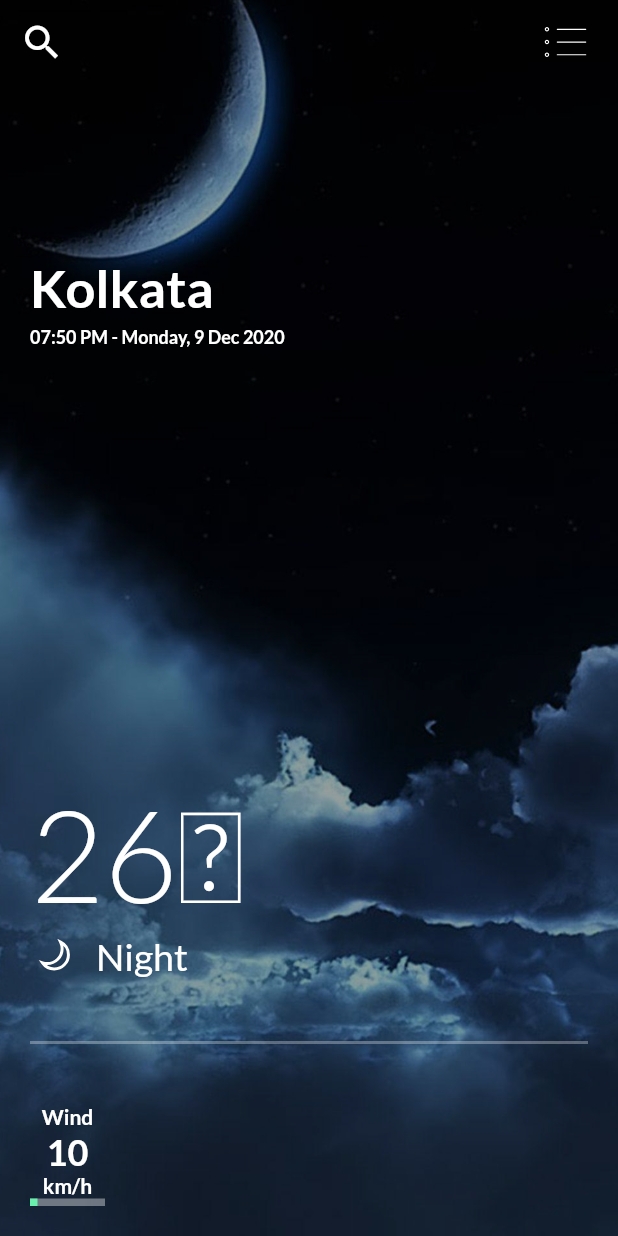
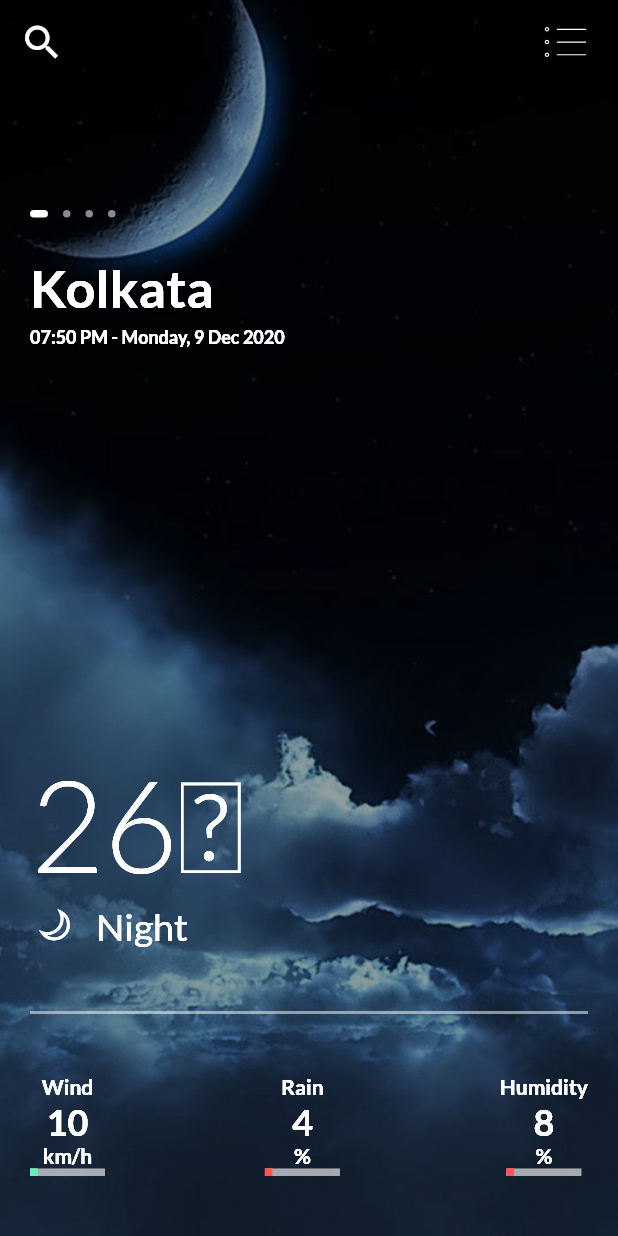
Before and after one commit to kunal0720/weather_app_UI, a Flutter app: the screen it shows after launch, on a phone screen of 412 x 824 dp. Run offline on Flutter 3.47's test engine with Material 2 defaults, Android fonts, the phone set to English and light mode, and no system bars; our stand-ins replace flutter_svg, google_fonts.

Commit message:
commiting some code

```diff
--- a/lib/models/weather_locations.dart
+++ b/lib/models/weather_locations.dart
@@ -0,0 +1,63 @@
+import 'package:flutter/material.dart';
+
+class WeatherLocation {
+  late final String city;
+  late final String dateTime;
+  late final String temperature;
+  late final String weatherType;
+  late final String iconUrl;
+  late final int wind;
+  late final int rain;
+  late final int humidity;
+
+  WeatherLocation({
+    required this.city,
+    required this.dateTime,
+    required this.temperature,
+    required this.weatherType,
+    required this.iconUrl,
+    required this.wind,
+    required this.rain,
+    required this.humidity,
+
+    });
+}
+
+ late final  locationList = [
+   WeatherLocation(city:'Kolkata',
+       dateTime:'07:15 PM - Monday, 9 May 2020' ,
+       temperature: '24\u2103',
+       weatherType: 'Night',
+       iconUrl: 'assets/moon.svg',
+       wind: 8,
+       rain: 7,
+       humidity: 82
+   ),
+   WeatherLocation(city:'London',
+       dateTime:'02:20 PM - Monday, 9 May 2020' ,
+       temperature: '16\u2103',
+       weatherType: 'Cloudy',
+       iconUrl: 'assets/cloud.svg',
+       wind: 10,
+       rain: 8,
+       humidity: 76,
+   ),
+   WeatherLocation(city:'New York',
+       dateTime:'09:20 AM - Monday, 9 May 2020' ,
+       temperature: '19\u2103',
+       weatherType: 'Sunny',
+       iconUrl: 'assets/sunny.svg',
+       wind: 5,
+       rain: 15,
+       humidity: 68,
+   ),
+   WeatherLocation(city:'Sydney',
+       dateTime:'01:20 AM - Monday, 9 May 2020' ,
+       temperature: '12\u2103',
+       weatherType: 'Rainy',
+       iconUrl: 'assets/rain.svg',
+       wind: 35,
+       rain: 70,
+       humidity: 91,
+   ),
+ ];
--- a/lib/weather_app.dart
+++ b/lib/weather_app.dart
@@ -1,7 +1,9 @@
 import 'package:flutter/material.dart';
 import 'package:flutter/widgets.dart';
 import 'package:flutter_svg/flutter_svg.dart';
-import 'package:google_fonts/google_fonts.dart';
+import 'package:weather_app/widgets/single_weather_widgets.dart';
+
+import 'models/weather_locations.dart';
 
 class WeatherApp extends StatelessWidget {
   const WeatherApp({Key? key}) : super(key: key);
@@ -47,136 +49,51 @@ class WeatherApp extends StatelessWidget {
             Container(decoration: BoxDecoration(color: Colors.black38),
             ),
             Container(
-              padding: EdgeInsets.all(20),
-              child: Column(
-                mainAxisAlignment: MainAxisAlignment.spaceBetween,
-                crossAxisAlignment: CrossAxisAlignment.start,
+              margin: EdgeInsets.only(top: 140, left: 15,),
+              child: Row(
                 children: [
-                  Expanded(
-                    child: Column(
-                      mainAxisAlignment: MainAxisAlignment.spaceBetween,
-                      crossAxisAlignment: CrossAxisAlignment.start,
-                      children: [
-                        Column(
-                          crossAxisAlignment: CrossAxisAlignment.start,
-                          children: [
-                            SizedBox(height: 150,),
-                            Text(
-                              'Kolkata',
-                              style: GoogleFonts.lato(
-                                fontSize: 35,
-                                fontWeight: FontWeight.bold,
+                  Container(
+                    margin: EdgeInsets.symmetric(horizontal: 5),
+                    width: 12,
+                    height: 5,
+                    decoration: BoxDecoration(
                         color: Colors.white,
+                        borderRadius: BorderRadius.all(Radius.circular(5))
                     ),
                   ),
-                            SizedBox(height: 5,),
-                            Text(
-                              '07:50 PM - Monday, 9 Dec 2020',
-                              style: GoogleFonts.lato(
-                                fontSize: 12,
-                                fontWeight: FontWeight.bold,
-                                color: Colors.white,
+                  Container(
+                    margin: EdgeInsets.symmetric(horizontal: 5),
+                    width: 5,
+                    height: 5,
+                    decoration: BoxDecoration(
+                        color: Colors.white54,
+                        borderRadius: BorderRadius.all(Radius.circular(5))),
                   ),
+                  Container(
+                    margin: EdgeInsets.symmetric(horizontal: 5),
+                    width: 5,
+                    height: 5,
+                    decoration: BoxDecoration(
+                        color: Colors.white54,
+                        borderRadius: BorderRadius.all(Radius.circular(5))),
                   ),
-                          ],
-                        ),
-                        Column(
-                          crossAxisAlignment: CrossAxisAlignment.start,
-                          children: [
-                            Text(
-                              '26\u2103',
-                              style: GoogleFonts.lato(
-                                fontSize: 85,
-                                fontWeight: FontWeight.w300,
-                                color: Colors.white,
-                              ),
-                            ),
-                            Row(
-                              children: [
-                                SvgPicture.asset('assets/moon.svg',
-                                width: 34,
-                                height: 34,
-                                color: Colors.white,
-                                ),
-                                SizedBox(width: 10,),
-                                Text(
-                                  'Night',
-                                  style: GoogleFonts.lato(
-                                    fontSize: 25,
-                                    fontWeight: FontWeight.w500,
-                                    color: Colors.white,
-                                  ),
-                                ),
-                              ],
-                            ),
-                          ],
+                  Container(
+                    margin: EdgeInsets.symmetric(horizontal: 5),
+                    width: 5,
+                    height: 5,
+                    decoration: BoxDecoration(
+                        color: Colors.white54,
+                        borderRadius: BorderRadius.all(Radius.circular(5))),
                   )
                 ],
               ),
             ),
-                  Column(
-                    children: [
-                      Container(
-                        margin: EdgeInsets.symmetric(vertical: 40),
-                          decoration: BoxDecoration(
-                            border: Border.all(
-                              color: Colors.white30
-                            ),
-                       ),
+            PageView.builder(
+              scrollDirection: Axis.horizontal,
+                itemCount: locationList.length,
+                itemBuilder: (ctx, i) => SingleWeather()),
+            SingleWeather()
 
-                      ),
-                      Row(
-                        children: [
-                          Column(
-                            children: [
-                              Text(
-                                'Wind',
-                                style: GoogleFonts.lato(
-                                  fontSize: 14,
-                                  fontWeight: FontWeight.bold,
-                                  color: Colors.white,
-                                ),
-                              ),
-                              Text(
-                                '10',
-                                style: GoogleFonts.lato(
-                                  fontSize: 24,
-                                  fontWeight: FontWeight.bold,
-                                  color: Colors.white,
-                                ),
-                              ),
-                              Text(
-                                'km/h',
-                                style: GoogleFonts.lato(
-                                  fontSize: 14,
-                                  fontWeight: FontWeight.bold,
-                                  color: Colors.white,
-                                ),
-                              ),
-                              Stack(
-                                children: [
-                                  Container(
-                                    height: 5,
-                                    width: 50,
-                                    color: Colors.white38,
-                                  ),
-                                  Container(
-                                    height: 5,
-                                    width: 5,
-                                    color: Colors.greenAccent,
-                                  )
-                                ],
-                              ),
-                            ],
-                          ),
-                          ],
-                      ),
-
-                    ],
-                  )
-                ],
-              ),
-            )
       ],
         ),
       ),
--- a/lib/widgets/single_weather_widgets.dart
+++ b/lib/widgets/single_weather_widgets.dart
@@ -0,0 +1,231 @@
+import 'package:flutter/material.dart';
+import 'package:flutter_svg/svg.dart';
+import 'package:google_fonts/google_fonts.dart';
+
+
+class SingleWeather extends StatelessWidget {
+  const SingleWeather({Key? key}) : super(key: key);
+
+  @override
+  Widget build(BuildContext context) {
+    return Container(
+      padding: EdgeInsets.all(20),
+      child: Column(
+        mainAxisAlignment: MainAxisAlignment.spaceBetween,
+        crossAxisAlignment: CrossAxisAlignment.start,
+        children: [
+          Expanded(
+            child: Column(
+              mainAxisAlignment: MainAxisAlignment.spaceBetween,
+              crossAxisAlignment: CrossAxisAlignment.start,
+              children: [
+                Column(
+                  crossAxisAlignment: CrossAxisAlignment.start,
+                  children: [
+                    SizedBox(height: 150,),
+                    Text(
+                      'Kolkata',
+                      style: GoogleFonts.lato(
+                        fontSize: 35,
+                        fontWeight: FontWeight.bold,
+                        color: Colors.white,
+                      ),
+                    ),
+                    SizedBox(height: 5,),
+                    Text(
+                      '07:50 PM - Monday, 9 Dec 2020',
+                      style: GoogleFonts.lato(
+                        fontSize: 12,
+                        fontWeight: FontWeight.bold,
+                        color: Colors.white,
+                      ),
+                    ),
+                  ],
+                ),
+                Column(
+                  crossAxisAlignment: CrossAxisAlignment.start,
+                  children: [
+                    Text(
+                      '26\u2103',
+                      style: GoogleFonts.lato(
+                        fontSize: 85,
+                        fontWeight: FontWeight.w300,
+                        color: Colors.white,
+                      ),
+                    ),
+                    Row(
+                      children: [
+                        SvgPicture.asset('assets/moon.svg',
+                          width: 34,
+                          height: 34,
+                          color: Colors.white,
+                        ),
+                        SizedBox(width: 10,),
+                        Text(
+                          'Night',
+                          style: GoogleFonts.lato(
+                            fontSize: 25,
+                            fontWeight: FontWeight.w500,
+                            color: Colors.white,
+                          ),
+                        ),
+                      ],
+                    ),
+                  ],
+                )
+              ],
+            ),
+          ),
+          Column(
+            children: [
+              Container(
+                margin: EdgeInsets.symmetric(vertical: 40),
+                decoration: BoxDecoration(
+                  border: Border.all(
+                      color: Colors.white30
+                  ),
+                ),
+
+              ),
+              Padding(
+                padding: const EdgeInsets.fromLTRB(0, 0, 0, 20),
+                child: Row(
+                  mainAxisAlignment: MainAxisAlignment.spaceBetween,
+                  children: [
+                    Column(
+                      children: [
+                        Text(
+                          'Wind',
+                          style: GoogleFonts.lato(
+                            fontSize: 14,
+                            fontWeight: FontWeight.bold,
+                            color: Colors.white,
+                          ),
+                        ),
+                        Text(
+                          '10',
+                          style: GoogleFonts.lato(
+                            fontSize: 24,
+                            fontWeight: FontWeight.bold,
+                            color: Colors.white,
+                          ),
+                        ),
+                        Text(
+                          'km/h',
+                          style: GoogleFonts.lato(
+                            fontSize: 14,
+                            fontWeight: FontWeight.bold,
+                            color: Colors.white,
+                          ),
+                        ),
+                        Stack(
+                          children: [
+                            Container(
+                              height: 5,
+                              width: 50,
+                              color: Colors.white38,
+                            ),
+                            Container(
+                              height: 5,
+                              width: 5,
+                              color: Colors.greenAccent,
+                            )
+                          ],
+                        ),
+                      ],
+                    ),
+                    Column(
+                      children: [
+                        Text(
+                          'Rain',
+                          style: GoogleFonts.lato(
+                            fontSize: 14,
+                            fontWeight: FontWeight.bold,
+                            color: Colors.white,
+                          ),
+                        ),
+                        Text(
+                          '4',
+                          style: GoogleFonts.lato(
+                            fontSize: 24,
+                            fontWeight: FontWeight.bold,
+                            color: Colors.white,
+                          ),
+                        ),
+                        Text(
+                          '%',
+                          style: GoogleFonts.lato(
+                            fontSize: 14,
+                            fontWeight: FontWeight.bold,
+                            color: Colors.white,
+                          ),
+                        ),
+                        Stack(
+                          children: [
+                            Container(
+                              height: 5,
+                              width: 50,
+                              color: Colors.white38,
+                            ),
+                            Container(
+                              height: 5,
+                              width: 5,
+                              color: Colors.redAccent,
+                            )
+                          ],
+                        ),
+                      ],
+                    ),
+                    Column(
+                      children: [
+                        Text(
+                          'Humidity',
+                          style: GoogleFonts.lato(
+                            fontSize: 14,
+                            fontWeight: FontWeight.bold,
+                            color: Colors.white,
+                          ),
+                        ),
+                        Text(
+                          '8',
+                          style: GoogleFonts.lato(
+                            fontSize: 24,
+                            fontWeight: FontWeight.bold,
+                            color: Colors.white,
+                          ),
+                        ),
+                        Text(
+                          '%',
+                          style: GoogleFonts.lato(
+                            fontSize: 14,
+                            fontWeight: FontWeight.bold,
+                            color: Colors.white,
+                          ),
+                        ),
+                        Stack(
+                          children: [
+                            Container(
+                              height: 5,
+                              width: 50,
+                              color: Colors.white38,
+                            ),
+                            Container(
+                              height: 5,
+                              width: 5,
+                              color: Colors.redAccent,
+                            )
+                          ],
+                        ),
+                      ],
+                    ),
+                  ],
+                ),
+              ),
+
+            ],
+          )
+        ],
+      ),
+    );
+  }
+}
```
Lines whose indentation alone changed are shown as unchanged.
